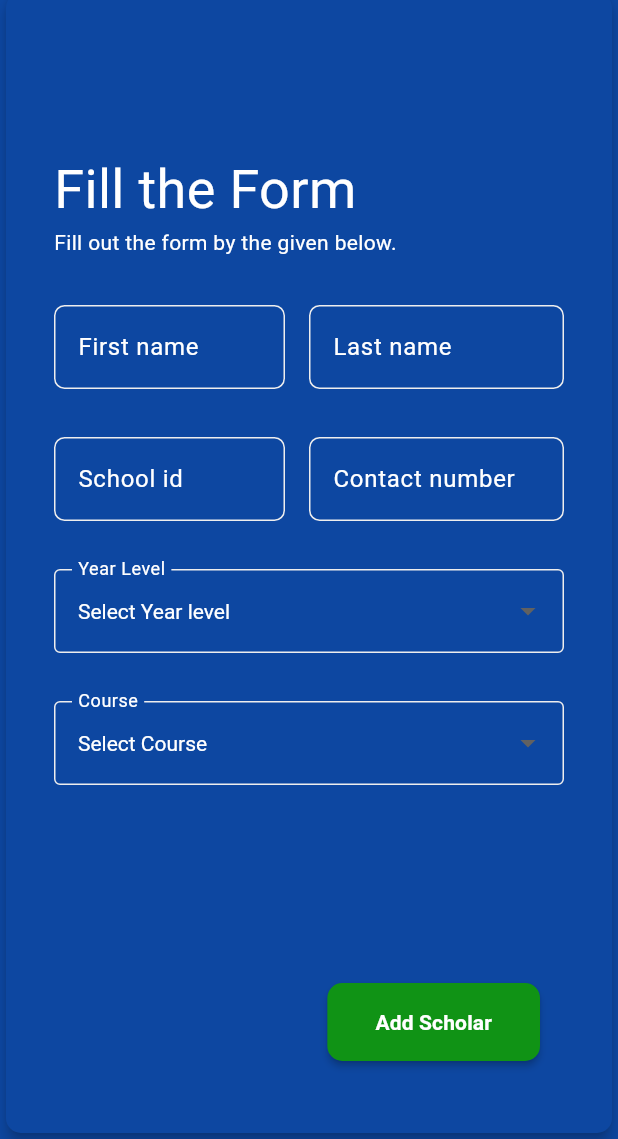
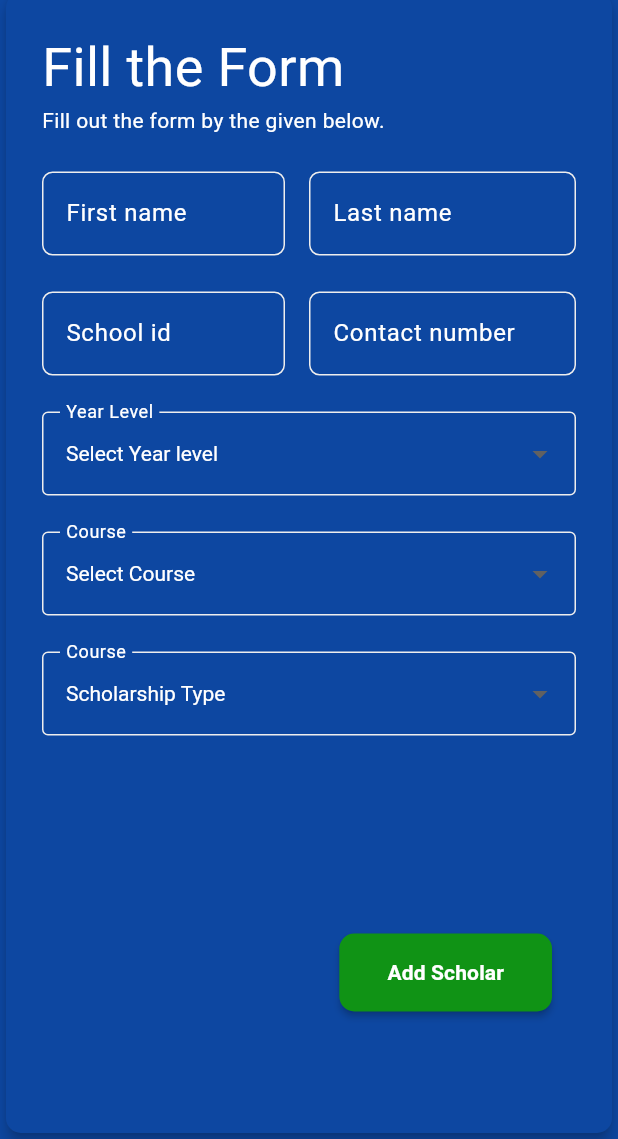
Before and after one commit to Kyusans/flutter-csdl-admin, a Flutter app: the screen it shows after launch, on a phone screen of 412 x 824 dp, the part 97-1236 px from its top. Run offline on Flutter 3.47's test engine with Material 3 defaults, Android fonts, the light colour scheme and no system bars; network calls fail.

Commit message:
added scholarship type dropdown with getScholarShipType function in add_scholar.dart

```diff
--- a/lib/pages/add_scholar.dart
+++ b/lib/pages/add_scholar.dart
@@ -18,9 +18,6 @@ class _AddScholarState extends State<AddScholar> {
   final TextEditingController _firstNameController = TextEditingController();
   final TextEditingController _lastNameController = TextEditingController();
   final TextEditingController _schoolIdController = TextEditingController();
-
-  String _selectedYearLevel = "";
-  int _selectedCourse = 0;
   final List<String> yearLevel = [
     "Select year level",
     "1st Year",
@@ -30,7 +27,10 @@ class _AddScholarState extends State<AddScholar> {
   ];
 
   Map<int, String> courseMap = {};
+  Map<int, String> scholarTypeMap = {};
+  String _selectedYearLevel = "";
   int _selectedCourseId = 0;
+  int _selectedSholarshipType = 0;
   bool _isLoading = false;
 
   void getCourse() async {
@@ -60,23 +60,37 @@ class _AddScholarState extends State<AddScholar> {
     }
   }
 
-  void setYearLevel(String? selectedValue) {
+  void getScholarshipType() async {
     setState(() {
-      _selectedYearLevel = selectedValue!;
-      print("Selected year level: " + _selectedYearLevel);
+      _isLoading = true;
     });
-  }
+    try {
+      Map<String, String> requestBody = {"operation": "getScholarshipType"};
+      var res = await http.post(
+        Uri.parse("${SessionStorage.url}admin.php"),
+        body: requestBody,
+      );
 
-  void setCourse(int? selectedValue) {
-    setState(() {
-      _selectedCourse = selectedValue!;
-      print("Selected course Id: ${_selectedCourse}");
-    });
+      if (res.statusCode == 200) {
+        List<dynamic> scholarType = jsonDecode(res.body);
+        scholarTypeMap = {
+          for (var type in scholarType) type['type_id']: type['type_name']
+        };
+        print("course map $courseMap");
+      }
+    } catch (e) {
+      print("Failed to fetch scholarType data. Status code: $e");
+    } finally {
+      setState(() {
+        _isLoading = false;
+      });
+    }
   }
 
   @override
   void initState() {
     super.initState();
+    getScholarshipType();
     getCourse();
   }
 
@@ -89,10 +103,10 @@ class _AddScholarState extends State<AddScholar> {
         borderRadius: BorderRadius.circular(10),
       ),
       child: Padding(
-        padding: const EdgeInsets.all(32.0),
+        padding: const EdgeInsets.all(24.0),
         child: Column(
           crossAxisAlignment: CrossAxisAlignment.start,
-          mainAxisAlignment: MainAxisAlignment.end,
+          mainAxisAlignment: MainAxisAlignment.start,
           children: [
             const Text(
               'Fill the Form',
@@ -109,7 +123,7 @@ class _AddScholarState extends State<AddScholar> {
               ),
             ),
             const SizedBox(
-              height: 32,
+              height: 24,
             ),
             Row(
               children: [
@@ -136,9 +150,7 @@ class _AddScholarState extends State<AddScholar> {
                 ),
               ],
             ),
-            const SizedBox(
-              height: 32,
-            ),
+            const SizedBox(height: 24),
             Row(
               children: [
                 Expanded(
@@ -162,13 +174,13 @@ class _AddScholarState extends State<AddScholar> {
                 ),
               ],
             ),
-            const SizedBox(
-              height: 32,
-            ),
+            const SizedBox(height: 24),
             _isLoading
                 ? const LoadingSpinner()
                 : Column(
                     children: [
+                      // Year level dropdown
+
                       DropdownButtonFormField<String>(
                         value: _selectedYearLevel,
                         items: [
@@ -189,7 +201,7 @@ class _AddScholarState extends State<AddScholar> {
                           });
                         },
                         validator: (value) {
-                          if (value == null || value == 0) {
+                          if (value == null || value == "") {
                             return "This field is required";
                           }
                           return null;
@@ -205,7 +217,8 @@ class _AddScholarState extends State<AddScholar> {
                           ),
                           focusedBorder: OutlineInputBorder(
                             borderSide: BorderSide(
-                                color: Theme.of(context).colorScheme.primary),
+                              color: Theme.of(context).colorScheme.primary,
+                            ),
                           ),
                           labelText: 'Year Level',
                           labelStyle: const TextStyle(
@@ -214,7 +227,10 @@ class _AddScholarState extends State<AddScholar> {
                         ),
                         style: const TextStyle(color: Colors.white),
                       ),
-                      SizedBox(height: 32),
+                      const SizedBox(height: 24),
+
+                      // course dropdown
+
                       DropdownButtonFormField<int>(
                         value: _selectedCourseId,
                         items: [
@@ -260,6 +276,56 @@ class _AddScholarState extends State<AddScholar> {
                         ),
                         style: const TextStyle(color: Colors.white),
                       ),
+                      const SizedBox(height: 24),
+
+                      // Scholarship  type dropdown
+
+                      DropdownButtonFormField<int>(
+                        value: _selectedSholarshipType,
+                        items: [
+                          const DropdownMenuItem<int>(
+                            value: 0,
+                            child: Text("Scholarship Type"),
+                          ),
+                          ...scholarTypeMap.entries.map((entry) {
+                            return DropdownMenuItem<int>(
+                              value: entry.key,
+                              child: Text(entry.value),
+                            );
+                          }).toList(),
+                        ],
+                        onChanged: (int? newValue) {
+                          setState(() {
+                            _selectedSholarshipType = newValue!;
+                          });
+                        },
+                        validator: (value) {
+                          if (value == null || value == 0) {
+                            return "This field is required";
+                          }
+                          return null;
+                        },
+                        decoration: InputDecoration(
+                          border: OutlineInputBorder(
+                            borderRadius: BorderRadius.circular(16),
+                          ),
+                          enabledBorder: OutlineInputBorder(
+                            borderSide: BorderSide(
+                              color: Theme.of(context).colorScheme.primary,
+                            ),
+                          ),
+                          focusedBorder: OutlineInputBorder(
+                            borderSide: BorderSide(
+                              color: Theme.of(context).colorScheme.primary,
+                            ),
+                          ),
+                          labelText: 'Course',
+                          labelStyle: const TextStyle(
+                            color: Colors.white,
+                          ),
+                        ),
+                        style: const TextStyle(color: Colors.white),
+                      ),
                     ],
                   ),
             Row(
--- a/lib/pages/dashboard.dart
+++ b/lib/pages/dashboard.dart
@@ -166,5 +166,3 @@ class _DashboardMainState extends State<DashboardMain> {
     return Container();
   }
 }
-
-// ---------------------------------------------------------------------------------------------------------------drawer
```
